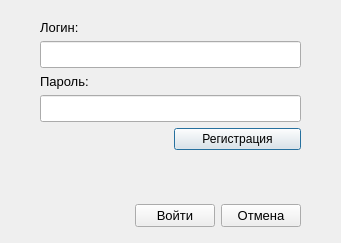
Above: MyClient/MyClient/LogInWindow.ui from zagaynov-andrew/task-launcher before the change. Below: the same form after it.
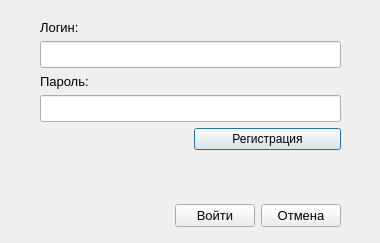
That is the form after the change.

The edit to the form file:
```diff
--- a/MyClient/MyClient/LogInWindow.ui
+++ b/MyClient/MyClient/LogInWindow.ui
@@ -6,7 +6,7 @@
    <rect>
     <x>0</x>
     <y>0</y>
-    <width>341</width>
+    <width>380</width>
     <height>243</height>
    </rect>
   </property>
@@ -18,7 +18,7 @@
     <rect>
      <x>40</x>
      <y>20</y>
-     <width>261</width>
+     <width>301</width>
      <height>207</height>
     </rect>
    </property>
```
